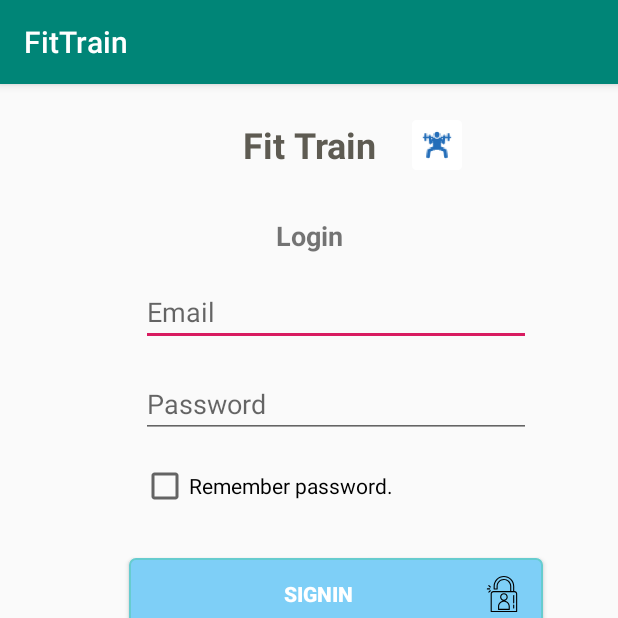
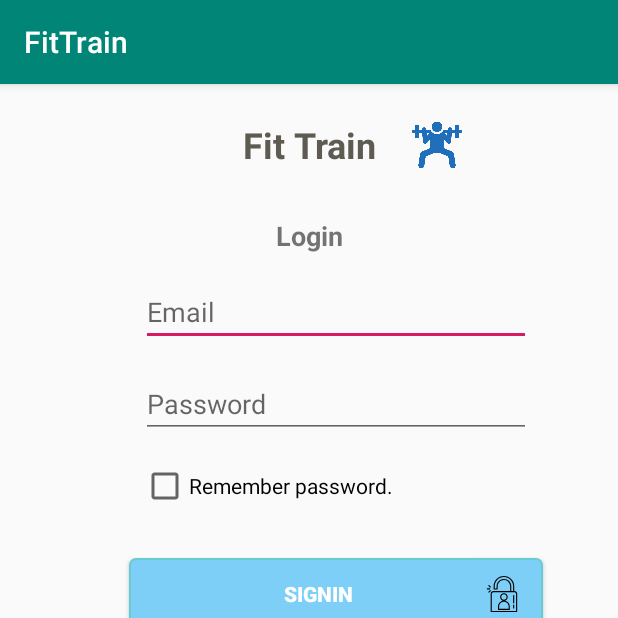
Before and after one commit to juaortgue/proyectoIntegrado, an Android app: the fragment SignInFragment shown on its own in the app's theme, on a phone screen of 412 x 824 dp, the top half of it. Run offline under Robolectric (Android 15) with nearby library versions, the phone set to English and light mode, and no system bars.

Commit message:
se trabaja en login

```diff
--- a/android/app/src/main/res/layout/fragment_sign_in.xml
+++ b/android/app/src/main/res/layout/fragment_sign_in.xml
@@ -113,13 +113,14 @@
         app:layout_constraintTop_toBottomOf="@+id/textViewTitleDetail" />
 
     <ImageView
-        android:id="@+id/imageView3"
+        android:id="@+id/imageViewLogo"
         android:layout_width="33dp"
         android:layout_height="33dp"
         android:layout_marginStart="24dp"
-        android:src="@mipmap/ic_launcher_round"
+        android:layout_marginLeft="24dp"
         app:layout_constraintStart_toEndOf="@+id/textViewTitleDetail"
         app:layout_constraintTop_toTopOf="@+id/textViewTitleDetail"
-        android:layout_marginLeft="24dp" />
+        app:srcCompat="@drawable/logo"
+        tools:ignore="VectorDrawableCompat" />
 
 </android.support.constraint.ConstraintLayout>
```
Also changed, not shown: android/app/src/main/res/drawable/logo.png (added), android/app/src/main/res/drawable/logoapp.png (deleted).
